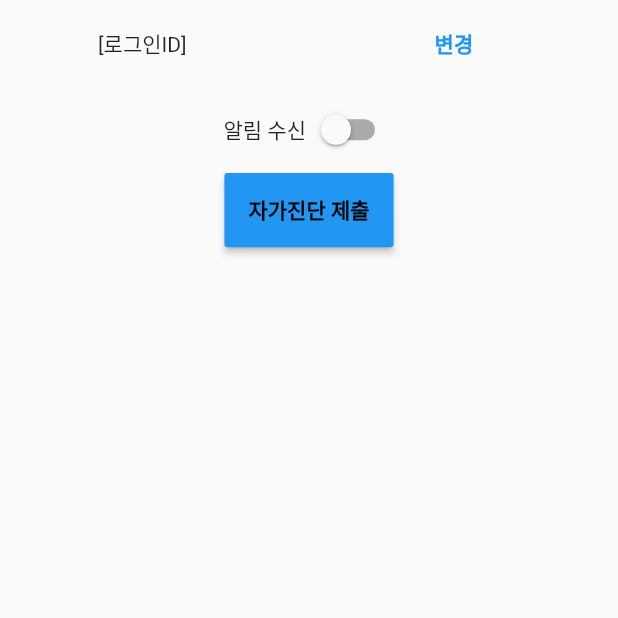
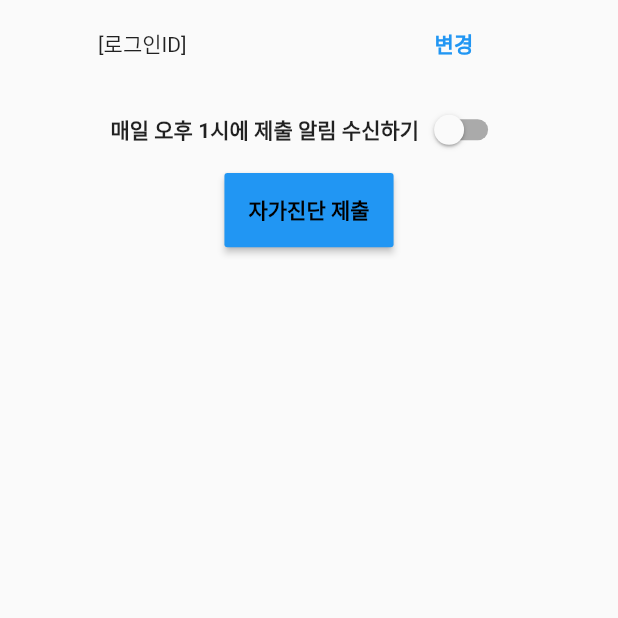
Before and after one commit to minsuhan1/flutter-dev, a Flutter app: the MyPage screen opened directly with empty values, on a phone screen of 412 x 824 dp, the top half of it. Run offline on Flutter 3.47's test engine with Material 2 defaults, Android fonts, the phone set to English and light mode, and no system bars; our stand-ins replace flutter_local_notifications, package_info, shared_preferences, timezone; missing offline and left inert: cp949; accounts and stored records are empty.

Commit message:
알림수신버튼 label 변경

```diff
--- a/cnu_covid19_daychk/lib/widgets/mypage.dart
+++ b/cnu_covid19_daychk/lib/widgets/mypage.dart
@@ -191,7 +191,8 @@ class _MyPageState extends State<MyPage> {
                 mainAxisAlignment: MainAxisAlignment.center,
                 children: [
                   Text(
-                    '알림 수신',
+                    '매일 오후 1시에 제출 알림 수신하기',
+                    style: TextStyle(fontWeight: FontWeight.bold),
                   ),
                   Switch.adaptive(
                     activeColor: Theme.of(context).primaryColor,
```
